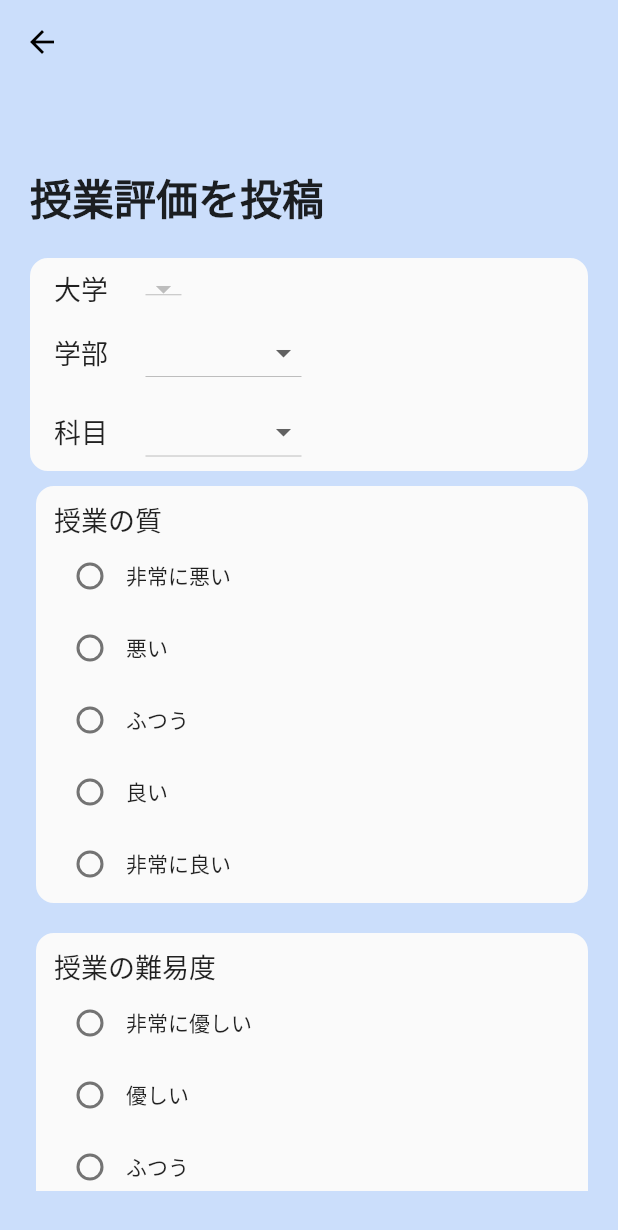
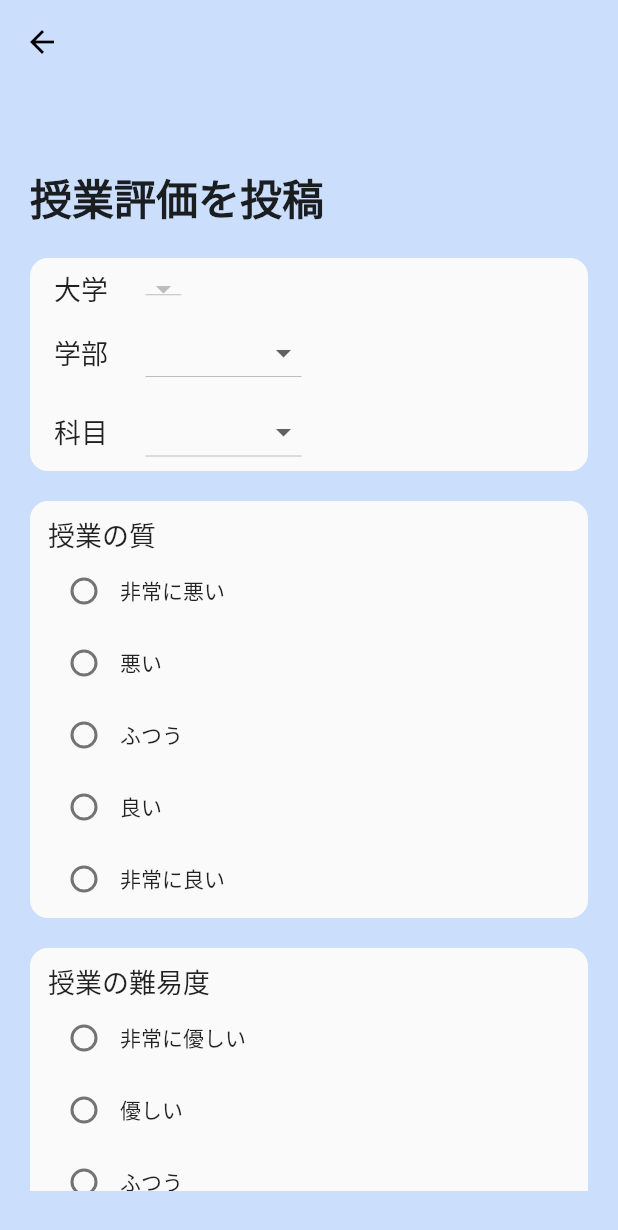
Before and after one commit to Yosuke-Aramaki/gx_flutter_app_1, a Flutter app: the screen it shows after launch, after a tap on "授業評価を投稿", on a phone screen of 412 x 824 dp. Shown: the top 1230 px of the screen. Run offline on Flutter 3.47's test engine with Material 2 defaults, Android fonts, the phone set to English and light mode, and no system bars; our stand-ins replace cloud_firestore; missing offline and left inert: searchable_dropdown; accounts and stored records are empty.

```diff
--- a/lib/pages/addScreen.dart
+++ b/lib/pages/addScreen.dart
@@ -226,7 +226,7 @@ class _AddScreenState extends State<AddScreen> {
 
   Widget lecQualityButton() {
    return Container(
-     margin: EdgeInsets.only(top:10.0, bottom: 10.0, left: 4.0),
+     margin: EdgeInsets.only(top:20.0, bottom: 10.0),
       padding: EdgeInsets.only(left: 10.0),
       decoration: BoxDecoration(
         color: Colors.grey[50],
@@ -307,7 +307,7 @@ class _AddScreenState extends State<AddScreen> {
 
   Widget lecDifficultyButton() {
     return Container(
-      margin: EdgeInsets.only(top:10.0, bottom: 10.0, left: 4.0),
+      margin: EdgeInsets.only(top:10.0, bottom: 10.0),
       padding: EdgeInsets.only(left: 10.0),
       decoration: BoxDecoration(
         color: Colors.grey[50],
@@ -388,7 +388,7 @@ class _AddScreenState extends State<AddScreen> {
 
   Widget lecAttendanceButton() {
     return Container(
-      margin: EdgeInsets.only(top:10.0, bottom: 10.0, left: 4.0),
+      margin: EdgeInsets.only(top:10.0, bottom: 10.0),
       padding: EdgeInsets.only(left: 10.0),
       decoration: BoxDecoration(
         color: Colors.grey[50],
@@ -439,7 +439,7 @@ class _AddScreenState extends State<AddScreen> {
 
   Widget lecHWFrequencyButton() {
     return Container(
-      margin: EdgeInsets.only(top:10.0, bottom: 10.0, left: 4.0),
+      margin: EdgeInsets.only(top:10.0, bottom: 10.0),
       padding: EdgeInsets.only(left: 10.0),
       decoration: BoxDecoration(
         color: Colors.grey[50],
@@ -509,7 +509,9 @@ class _AddScreenState extends State<AddScreen> {
         elevation: 0.0,
         title: Text(''),
       ),
-      body: Container(
+      body: GestureDetector(
+        onTap: () => FocusScope.of(context).unfocus(),
+        child: Container(
           padding: EdgeInsets.symmetric(horizontal: 20.0, vertical: 30.0),
           decoration: BoxDecoration(
             color: Color(0xffCBDEFB),
@@ -551,7 +553,8 @@ class _AddScreenState extends State<AddScreen> {
                 lecAttendanceButton(),
                 lecHWFrequencyButton(),
                 Container(
-                margin: EdgeInsets.only(top:7.0, left: 4.0),
+                  margin: EdgeInsets.only(top:10.0),
+                  padding: EdgeInsets.only(bottom: 8.0),
                   decoration: BoxDecoration(
                     color: Colors.grey[50],
                     border: Border.all(
@@ -561,9 +564,11 @@ class _AddScreenState extends State<AddScreen> {
                     borderRadius: BorderRadius.circular(12),
                   ),
                   child: TextField(
+                    keyboardType: TextInputType.multiline,
+                    maxLines: null,
                     controller: _commnetController,
                     decoration: InputDecoration(
-                    labelText: 'コメント欄'
+                      labelText: 'コメント欄',
                     ),
                   ),
                 ),
@@ -588,6 +593,7 @@ class _AddScreenState extends State<AddScreen> {
             ),
           ),
         ),
+      ),
     );
   }
 }
```
Lines whose indentation alone changed are shown as unchanged.
